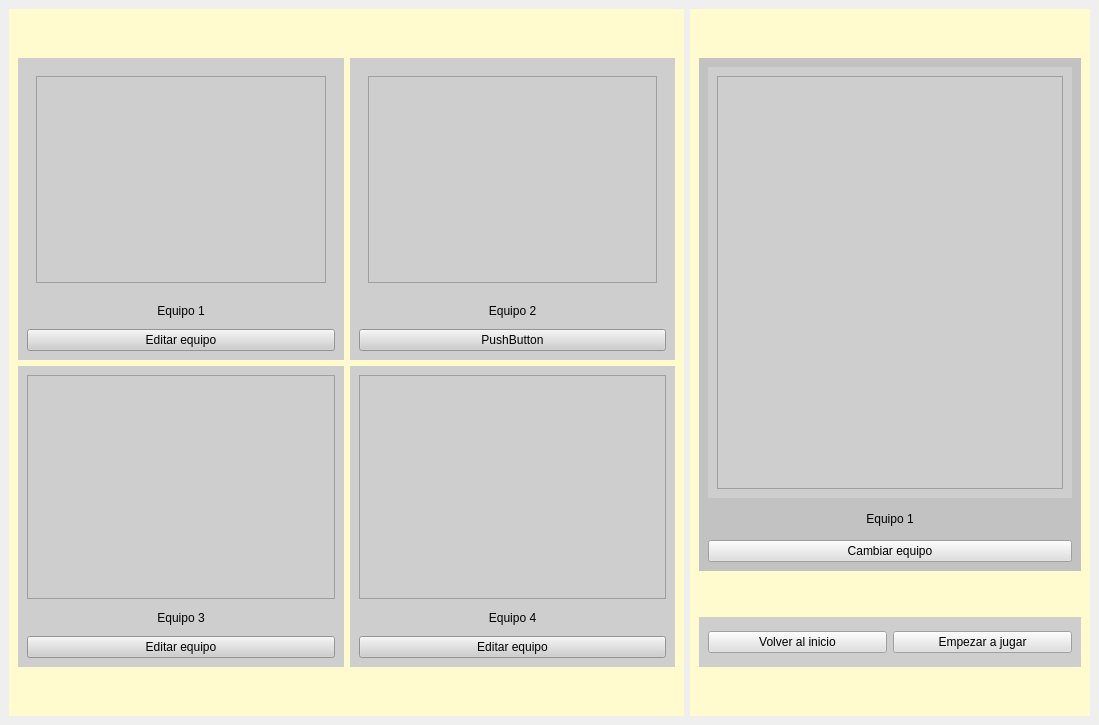
Above: Pràctica 2/pantallas ui/Eleccion_equipo.ui from Joel-Malonda-2209/Proyecto_Pokemon before the change. Below: the same form after it.
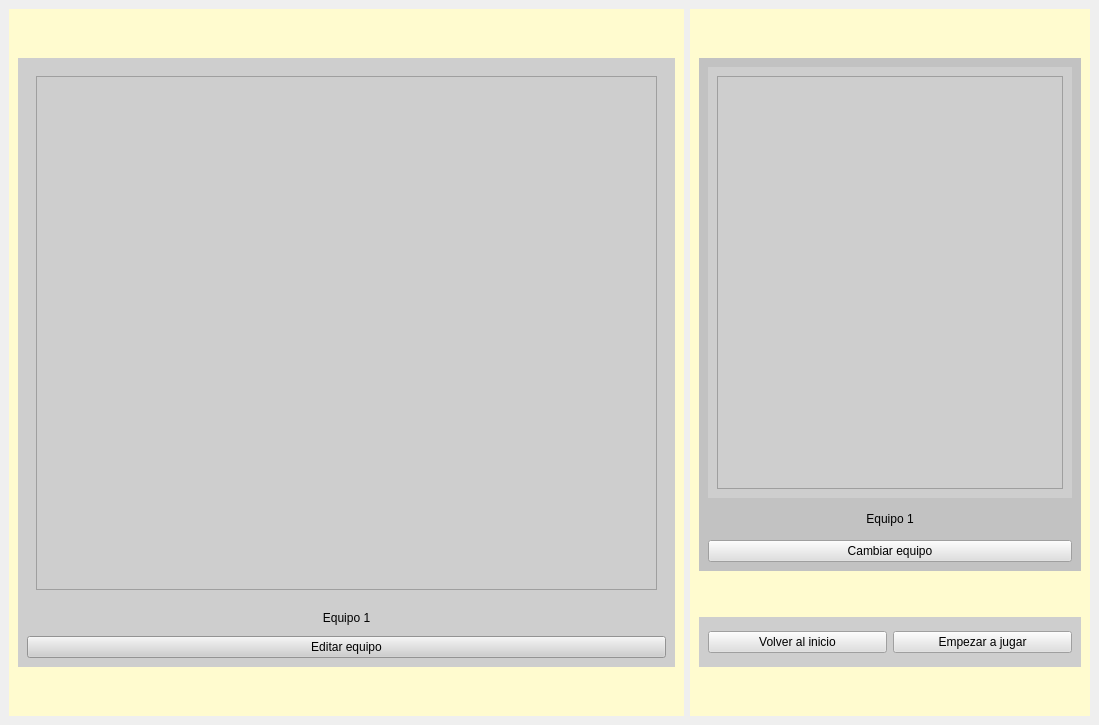
That is the form after the change. Icons and pictures are not drawn.

What changed in the file:
```diff
--- a/Pràctica 2/pantallas ui/Eleccion_equipo.ui
+++ b/Pràctica 2/pantallas ui/Eleccion_equipo.ui
@@ -42,11 +42,11 @@
          <item>
           <layout class="QHBoxLayout" name="horizontalLayout_3">
            <item>
-            <widget class="QWidget" name="verticalWidget_2" native="true">
+            <widget class="QWidget" name="vista_pokemon_1" native="true">
              <property name="styleSheet">
               <string notr="true">background-color: rgb(206, 206, 206);</string>
              </property>
-             <layout class="QVBoxLayout" name="verticalLayout_5">
+             <layout class="QVBoxLayout" name="vista_pokemon_2">
               <item>
                <widget class="QWidget" name="verticalWidget" native="true">
                 <layout class="QVBoxLayout" name="verticalLayout_11">
@@ -95,152 +95,10 @@
              </layout>
             </widget>
            </item>
-           <item>
-            <widget class="QWidget" name="verticalWidget_3" native="true">
-             <property name="styleSheet">
-              <string notr="true">background-color: rgb(206, 206, 206);</string>
-             </property>
-             <layout class="QVBoxLayout" name="verticalLayout_6">
-              <item>
-               <widget class="QWidget" name="verticalWidget" native="true">
-                <layout class="QVBoxLayout" name="verticalLayout_12">
-                 <item>
-                  <widget class="QGraphicsView" name="graphicsView_3">
-                   <property name="sizePolicy">
-                    <sizepolicy hsizetype="Preferred" vsizetype="Preferred">
-                     <horstretch>0</horstretch>
-                     <verstretch>0</verstretch>
-                    </sizepolicy>
-                   </property>
-                  </widget>
-                 </item>
-                </layout>
-               </widget>
-              </item>
-              <item>
-               <widget class="QLabel" name="label_2">
-                <property name="maximumSize">
-                 <size>
-                  <width>16777215</width>
-                  <height>25</height>
-                 </size>
-                </property>
-                <property name="text">
-                 <string>Equipo 2</string>
-                </property>
-                <property name="alignment">
-                 <set>Qt::AlignCenter</set>
-                </property>
-               </widget>
-              </item>
-              <item>
-               <widget class="QPushButton" name="editar_2">
-                <property name="text">
-                 <string>PushButton</string>
-                </property>
-               </widget>
-              </item>
-             </layout>
-            </widget>
-           </item>
           </layout>
          </item>
          <item>
-          <layout class="QHBoxLayout" name="horizontalLayout_4">
-           <item>
-            <widget class="QWidget" name="verticalWidget_2" native="true">
-             <property name="styleSheet">
-              <string notr="true">
-background-color: rgb(206, 206, 206);</string>
-             </property>
-             <layout class="QVBoxLayout" name="verticalLayout_8">
-              <item>
-               <layout class="QVBoxLayout" name="verticalLayout_15">
-                <item>
-                 <widget class="QGraphicsView" name="graphicsView_5">
-                  <property name="sizePolicy">
-                   <sizepolicy hsizetype="Preferred" vsizetype="Preferred">
-                    <horstretch>0</horstretch>
-                    <verstretch>0</verstretch>
-                   </sizepolicy>
-                  </property>
-                 </widget>
-                </item>
-               </layout>
-              </item>
-              <item>
-               <widget class="QLabel" name="label_5">
-                <property name="maximumSize">
-                 <size>
-                  <width>16777215</width>
-                  <height>25</height>
-                 </size>
-                </property>
-                <property name="text">
-                 <string>Equipo 3</string>
-                </property>
-                <property name="alignment">
-                 <set>Qt::AlignCenter</set>
-                </property>
-               </widget>
-              </item>
-              <item>
-               <widget class="QPushButton" name="pushButton_3">
-                <property name="text">
-                 <string>Editar equipo</string>
-                </property>
-               </widget>
-              </item>
-             </layout>
-            </widget>
-           </item>
-           <item>
-            <widget class="QWidget" name="verticalWidget_4" native="true">
-             <property name="styleSheet">
-              <string notr="true">background-color: rgb(206, 206, 206);</string>
-             </property>
-             <layout class="QVBoxLayout" name="verticalLayout_10">
-              <item>
-               <layout class="QVBoxLayout" name="verticalLayout_16">
-                <item>
-                 <widget class="QGraphicsView" name="graphicsView_6">
-                  <property name="sizePolicy">
-                   <sizepolicy hsizetype="Preferred" vsizetype="Preferred">
-                    <horstretch>0</horstretch>
-                    <verstretch>0</verstretch>
-                   </sizepolicy>
-                  </property>
-                 </widget>
-                </item>
-               </layout>
-              </item>
-              <item>
-               <widget class="QLabel" name="label_6">
-                <property name="maximumSize">
-                 <size>
-                  <width>16777215</width>
-                  <height>25</height>
-                 </size>
-                </property>
-                <property name="text">
-                 <string>Equipo 4</string>
-                </property>
-                <property name="alignment">
-                 <set>Qt::AlignCenter</set>
-                </property>
-               </widget>
-              </item>
-              <item>
-               <widget class="QPushButton" name="pushButton_4">
-                <property name="text">
-                 <string>Editar equipo</string>
-                </property>
-               </widget>
-              </item>
-             </layout>
-            </widget>
-           </item>
-          </layout>
+          <layout class="QHBoxLayout" name="layout2"/>
          </item>
          <item>
           <spacer name="verticalSpacer_6">
```
Left out of the diff: 2 changed lines with no effect on the pictures.
